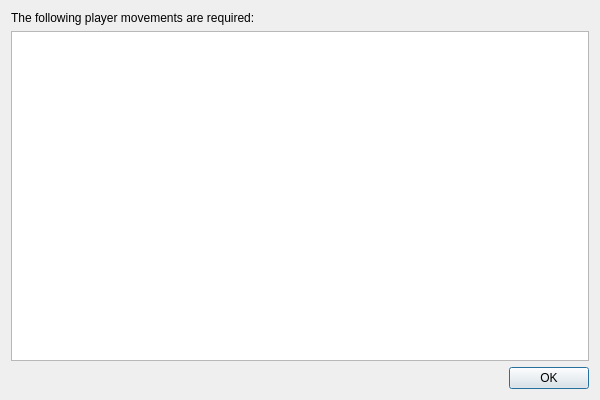
Old version of the form TBQt/TBMovementDialog.ui in the repository ryandrake08/td.
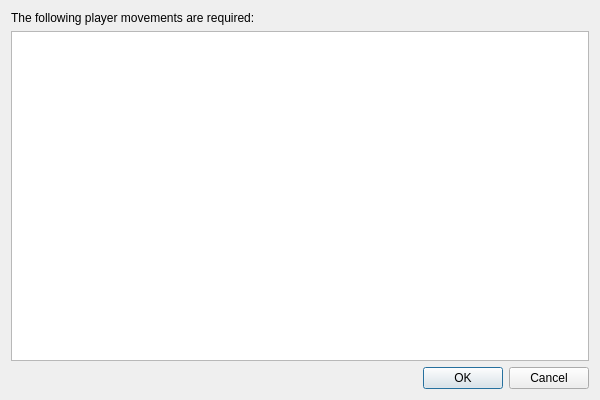
New version of the form.

Commit message: Make some small fixes to the Movements dialog

What changed in the file:
```diff
--- a/TBQt/TBMovementDialog.ui
+++ b/TBQt/TBMovementDialog.ui
@@ -49,7 +49,7 @@
       <enum>Qt::Horizontal</enum>
      </property>
      <property name="standardButtons">
-      <set>QDialogButtonBox::Ok</set>
+      <set>QDialogButtonBox::Cancel|QDialogButtonBox::Ok</set>
      </property>
     </widget>
    </item>
```
Left out of the diff: 16 changed lines with no effect on the pictures. The commit also changes 3 other files.
